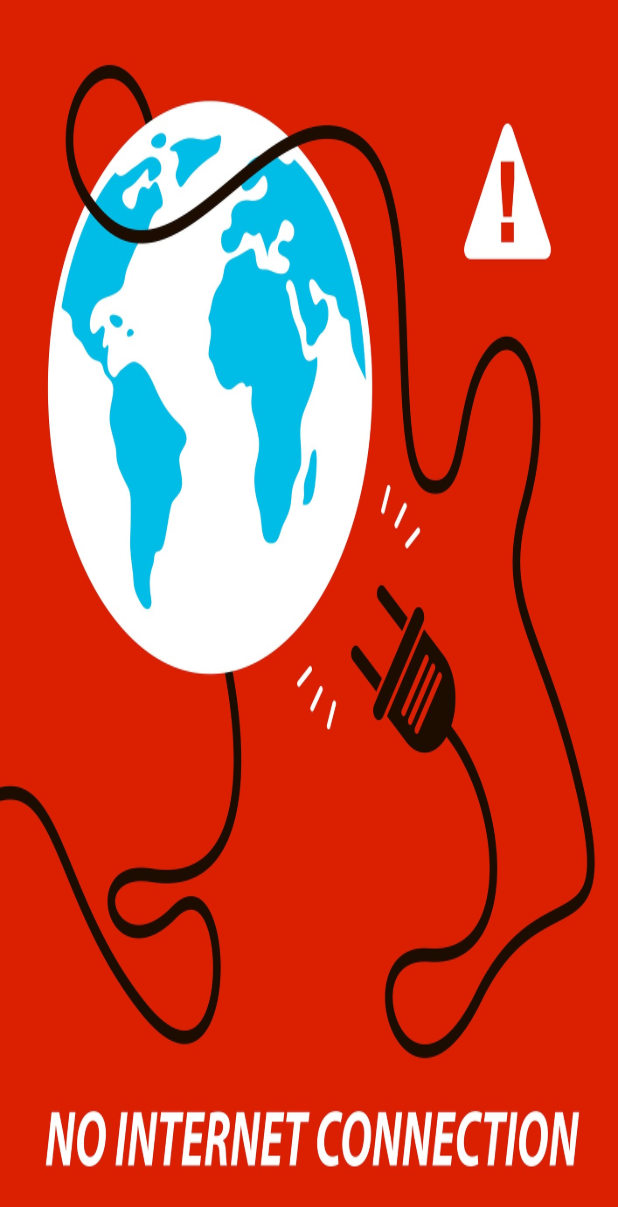
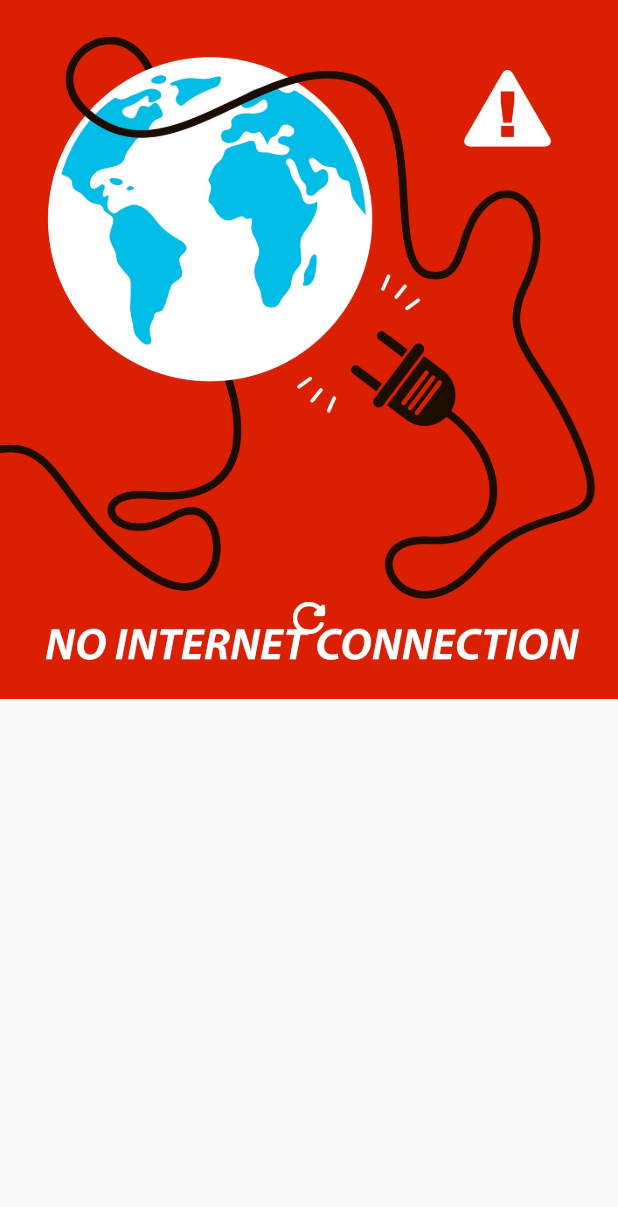
Before and after one commit to occiandiaali/haba-flutter-project, a Flutter app: the NoInternetPage screen opened directly, on a phone screen of 412 x 824 dp. Shown: the top 1207 px of the screen. Run offline on Flutter 3.47's test engine with Material 2 defaults, Android fonts, the light colour scheme and no system bars; our stand-ins replace bloc, email_validator, equatable, flutter_bloc, flutter_dotenv, flutter_map and 5 more; missing offline and left inert: simple_connection_checker; accounts and stored records are empty.

Commit message:
Add: splash and no internet pages with logic

```diff
--- a/lib/src/features/splash/bloc/splash_screen_bloc.dart
+++ b/lib/src/features/splash/bloc/splash_screen_bloc.dart
@@ -10,7 +10,7 @@ part 'splash_screen_state.dart';
 
 class SplashScreenBloc extends Bloc<SplashScreenEvent, SplashScreenState> {
   SplashScreenBloc() : super(Initial()) {
-    on<GoToHomeScreenEvent>((event, emit) async {
+    on<NavigationEvent>((event, emit) async {
       emit(Loading());
       try {
         // [TODO]: Check internet connectivity here?
--- a/lib/src/features/splash/bloc/splash_screen_event.dart
+++ b/lib/src/features/splash/bloc/splash_screen_event.dart
@@ -3,4 +3,4 @@ part of 'splash_screen_bloc.dart';
 @immutable
 abstract class SplashScreenEvent {}
 
-class GoToHomeScreenEvent extends SplashScreenEvent {}
+class NavigationEvent extends SplashScreenEvent {}
--- a/lib/src/pages/no_internet.dart
+++ b/lib/src/pages/no_internet.dart
@@ -5,15 +5,35 @@ class NoInternetPage extends StatelessWidget {
 
   @override
   Widget build(BuildContext context) {
-    return SizedBox(
-      height: MediaQuery.of(context).size.height,
-      width: MediaQuery.of(context).size.width,
-      child: Center(
-        child: Image.asset(
-          "assets/images/no_internet.jpg",
-          fit: BoxFit.fill,
-          height: MediaQuery.of(context).size.height,
-          width: MediaQuery.of(context).size.width,
+    return Scaffold(
+      body: SizedBox(
+        // height: MediaQuery.of(context).size.height,
+        // width: MediaQuery.of(context).size.width,
+        child: Stack(
+          children: [
+            Image.asset(
+              "assets/images/no_internet.jpg",
+              fit: BoxFit.fill,
+              // height: MediaQuery.of(context).size.height,
+              // width: MediaQuery.of(context).size.width,
+            ),
+            Center(
+              child: Ink(
+                decoration: const ShapeDecoration(
+                    color: Colors.deepOrange,
+                    shape: CircleBorder()),
+                child: IconButton(
+                  padding: const EdgeInsets.all(12.0),
+                  color: Colors.white,
+                  highlightColor: Colors.deepOrangeAccent,
+                  onPressed: () {},
+                  icon: const Icon(Icons.refresh_rounded),
+                  iconSize: 32,
+                  tooltip: "Try Again",
+                ),
+              ),
+            )
+          ],
         ),
       ),
     );
--- a/lib/src/widgets/account_avatar.dart
+++ b/lib/src/widgets/account_avatar.dart
@@ -1,5 +1,5 @@
 import 'package:flutter/material.dart';
-import 'package:haba/src/utils/show_snackbar.dart';
+
 import 'package:image_picker/image_picker.dart';
 import 'package:supabase_flutter/supabase_flutter.dart';
 
@@ -77,11 +77,11 @@ class _AvatarState extends State<Avatar> {
       widget.onUpload(imageUrlResponse);
     } on StorageException catch (error) {
       if (mounted) {
-        context.showErrorSnackBar(message: error.message);
+      //  context.showErrorSnackBar(message: error.message);
       }
     } catch (error) {
       if (mounted) {
-        context.showErrorSnackBar(message: 'Unexpected error occurred');
+      //  context.showErrorSnackBar(message: 'Unexpected error occurred');
       }
     }
 
```
Also changed, not shown: lib/main.dart (+49 -1 lines), lib/src/features/splash/presentation/widgets/splash_screen_widget.dart (+6 -6 lines), lib/src/pages/haba_splash.dart (added, +63 -0 lines), lib/src/pages/splash_page.dart (added, +82 -0 lines), lib/src/pages/user_auth_page.dart (+6 -3 lines), lib/src/utils/check_connection.dart (+13 -3 lines), lib/src/utils/show_snackbar.dart (+19 -6 lines), 1 other file.
